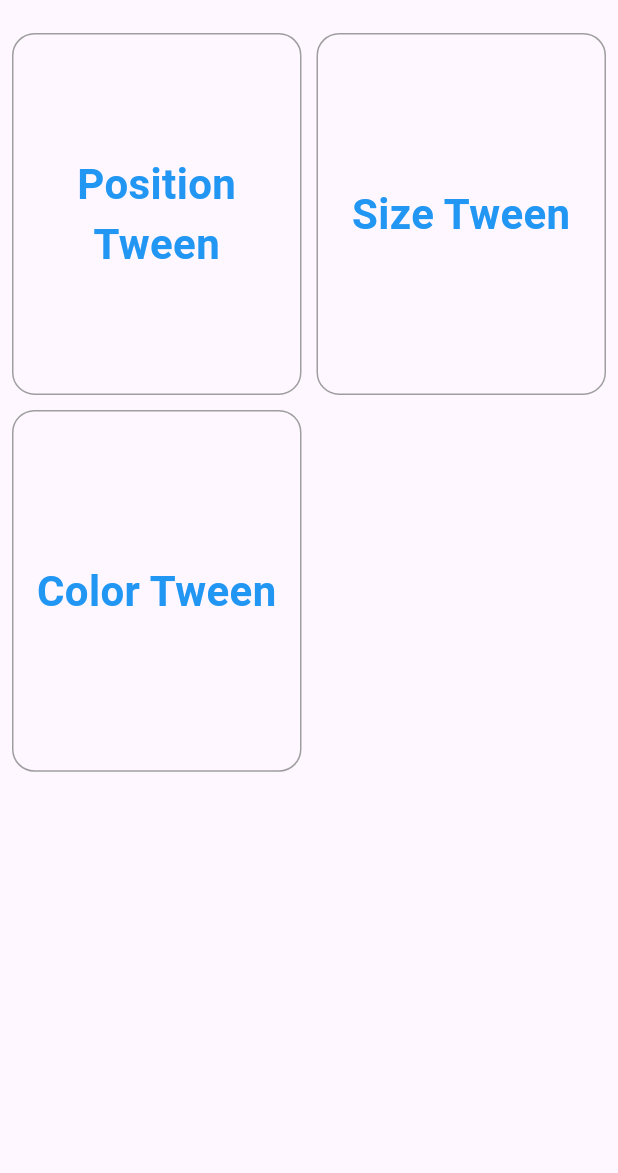
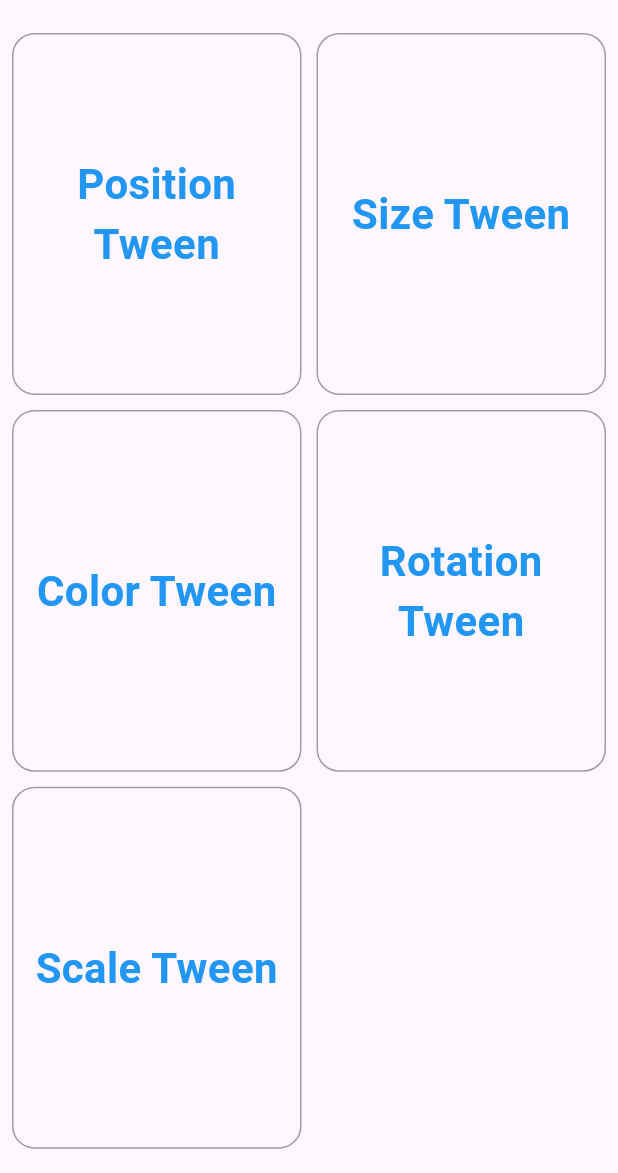
Before and after one commit to misfitcoder/flutter_animations, a Flutter app: the TweenAnimation screen opened by its route, on a phone screen of 412 x 824 dp, the part 63-1236 px from its top. Run offline on Flutter 3.47's test engine with Material 2 defaults, Android fonts, the phone set to English and light mode, and no system bars.

Commit message:
added rotation tween and scale tween

```diff
--- a/lib/main.dart
+++ b/lib/main.dart
@@ -8,6 +8,8 @@ import 'package:flutter_animations/screens/implicit-animations/visibility_animat
 import 'package:flutter_animations/screens/implicit_animations.dart';
 import 'package:flutter_animations/screens/tween-animations/color_tween.dart';
 import 'package:flutter_animations/screens/tween-animations/position_tween.dart';
+import 'package:flutter_animations/screens/tween-animations/rotation_tween.dart';
+import 'package:flutter_animations/screens/tween-animations/scale_tween.dart';
 import 'package:flutter_animations/screens/tween-animations/size_tween.dart';
 import 'package:flutter_animations/screens/tween_animations.dart';
 
@@ -36,6 +38,8 @@ class MyApp extends StatelessWidget {
         'position': (context) => const PositionTweenAnimation(),
         'size-tween': (context) => const SizeTweenAnimation(),
         'color': (context) => const ColorTweenAnimation(),
+        'rotation': (context) => const RotaionTweenAnimation(),
+        'scale': (context) => const ScaleTweenAnimation(),
       },
       home: const HomeScreen(),
     );
--- a/lib/screens/tween_animations.dart
+++ b/lib/screens/tween_animations.dart
@@ -30,6 +30,14 @@ class TweenAnimation extends StatelessWidget {
             title: 'Color Tween',
             route: 'color',
           ),
+          TweenItem(
+            title: 'Rotation Tween',
+            route: 'rotation',
+          ),
+          TweenItem(
+            title: 'Scale Tween',
+            route: 'scale',
+          ),
         ],
       ),
     );
```
Also changed, not shown: lib/screens/tween-animations/rotation_tween.dart (added, +39 -0 lines), lib/screens/tween-animations/scale_tween.dart (added, +37 -0 lines).
